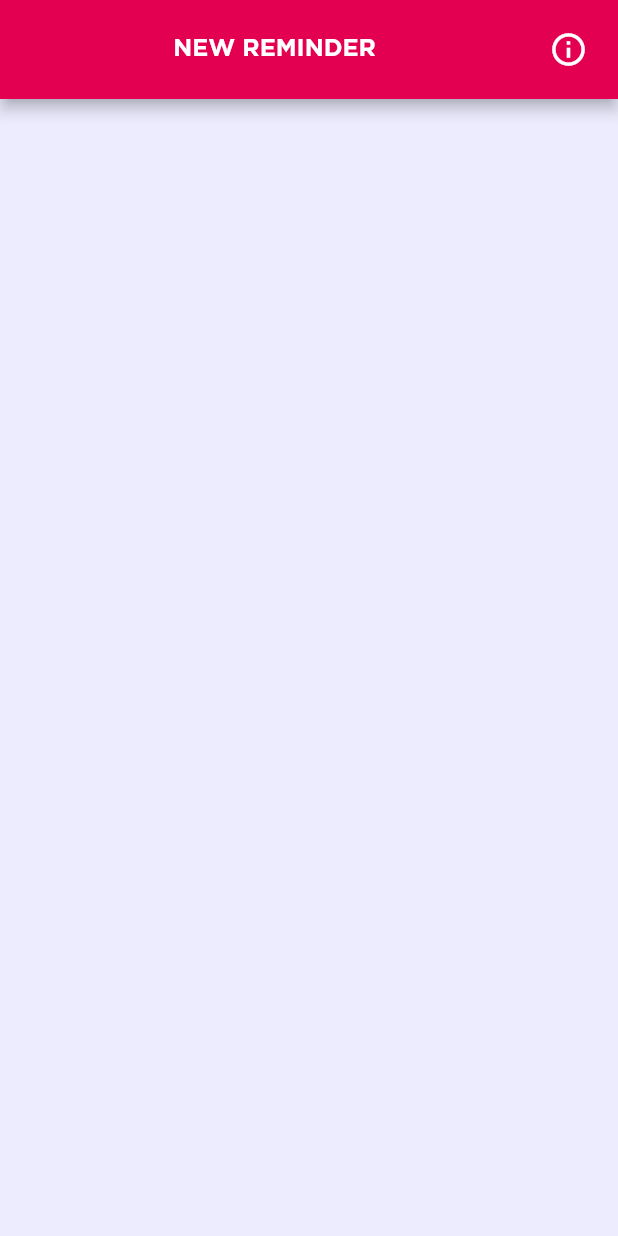
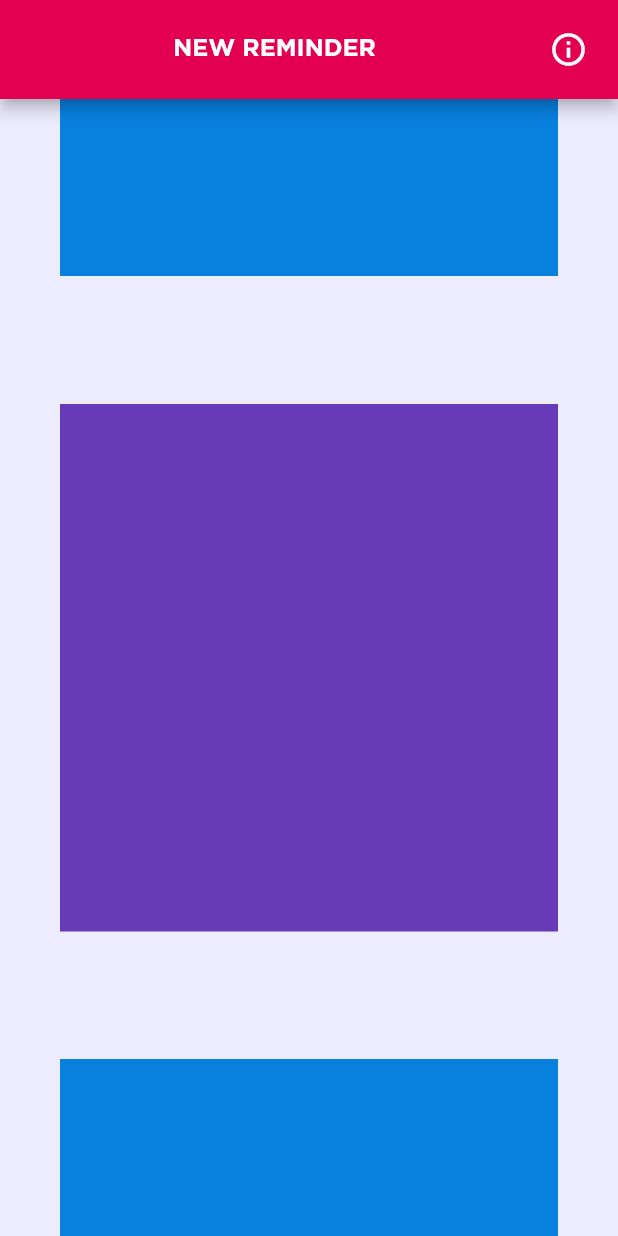
Before and after one commit to arhcoder/Smart-Reminders, a Flutter app: the ProgramReminderScreen screen opened by its route, on a phone screen of 412 x 824 dp. Run offline on Flutter 3.47's test engine with Material 2 defaults, Android fonts, the light colour scheme and no system bars; our stand-ins replace auto_size_text.

Commit message:
ProgrammingScreen block templates setted
A color blocks mockup of the Programming Screen has created to guide the screen construction

```diff
--- /dev/null
+++ b/lib/Panels/ProgrammingPanel.dart
@@ -0,0 +1,83 @@
+import 'package:flutter/material.dart';
+
+import 'package:smart_reminders/Theme/Theme.dart';
+import 'package:smart_reminders/Responsive/Responsive.dart';
+
+import 'package:smart_reminders/Widgets/Titular.dart';
+
+class ProgrammingPanel extends StatefulWidget
+{
+    const ProgrammingPanel({Key? key}) : super(key: key);
+
+    @override
+    ProgrammingPanelState createState() => ProgrammingPanelState();
+}
+
+class ProgrammingPanelState extends State <ProgrammingPanel>
+{
+    @override
+    Widget build(BuildContext context)
+    {
+        return Container
+        (
+            width: double.infinity,
+            height: double.infinity,
+
+            child: Center
+            (
+                child: Column
+                (
+                    mainAxisAlignment: MainAxisAlignment.spaceBetween,
+                    crossAxisAlignment: CrossAxisAlignment.center,
+
+                    children:
+                    [
+                        Container
+                        (
+                            width: MediaQuery.of(context).size.width - 2 * Responsive.appHorizontalPadding,
+                            height: Responsive.appTopMargin + Responsive.titularHeight + 10.0,
+                            color: AppColors.secundary
+                        ),
+
+                        Container
+                        (
+                            // color: AppColors.box,
+                            width: MediaQuery.of(context).size.width - 2 * Responsive.appHorizontalPadding,
+                            height: MediaQuery.of(context).size.width - 2 * Responsive.appHorizontalPadding + 20.0,
+
+                            child: Expanded
+                            (
+                                child: PageView
+                                (
+                                    physics: const BouncingScrollPhysics(),
+                                    children:
+                                    [
+                                        Container
+                                        (
+                                            color: Colors.deepPurple
+                                        ),
+                                        Container
+                                        (
+                                            color: Colors.deepOrange
+                                        ),
+                                        Container
+                                        (
+                                            color: Colors.green
+                                        )
+                                    ]
+                                )
+                            )
+                        ),
+
+                        Container
+                        (
+                            width: MediaQuery.of(context).size.width - 2 * Responsive.appHorizontalPadding,
+                            height: Responsive.appTopMargin + Responsive.titularHeight + 10.0,
+                            color: AppColors.secundary
+                        )
+                    ]
+                )
+            )
+        );
+    }
+}
--- a/lib/Responsive/Responsive.dart
+++ b/lib/Responsive/Responsive.dart
@@ -3,7 +3,7 @@ class Responsive
     static const double appHeaderHeight = 80.0;
     static const double appHorizontalPadding = 40.0;
     static const double appVerticalPadding = 60.0;
-    static const double appTopMargin = 60.0 - 6.0;
+    static const double appTopMargin = 60.0 - 12.0;
 
     static const double titularHeight = 60.0;
     static const double remindersMargin = 28.0;
--- a/lib/Screens/ProgramScreen.dart
+++ b/lib/Screens/ProgramScreen.dart
@@ -3,9 +3,9 @@ import 'package:flutter/material.dart';
 import 'package:smart_reminders/generated/l10n.dart';
 
 import 'package:smart_reminders/Theme/Theme.dart';
-// import 'package:smart_reminders/Responsive/Responsive.dart';
 
 import 'package:smart_reminders/Widgets/Header.dart';
+import 'package:smart_reminders/Panels/ProgrammingPanel.dart';
 
 class ProgramReminderScreen extends StatelessWidget
 {
@@ -30,7 +30,7 @@ class ProgramReminderScreen extends StatelessWidget
 
             backgroundColor: AppColors.background,
 
-            body: Container()
+            body: const ProgrammingPanel()
         );
     }
 }
```
